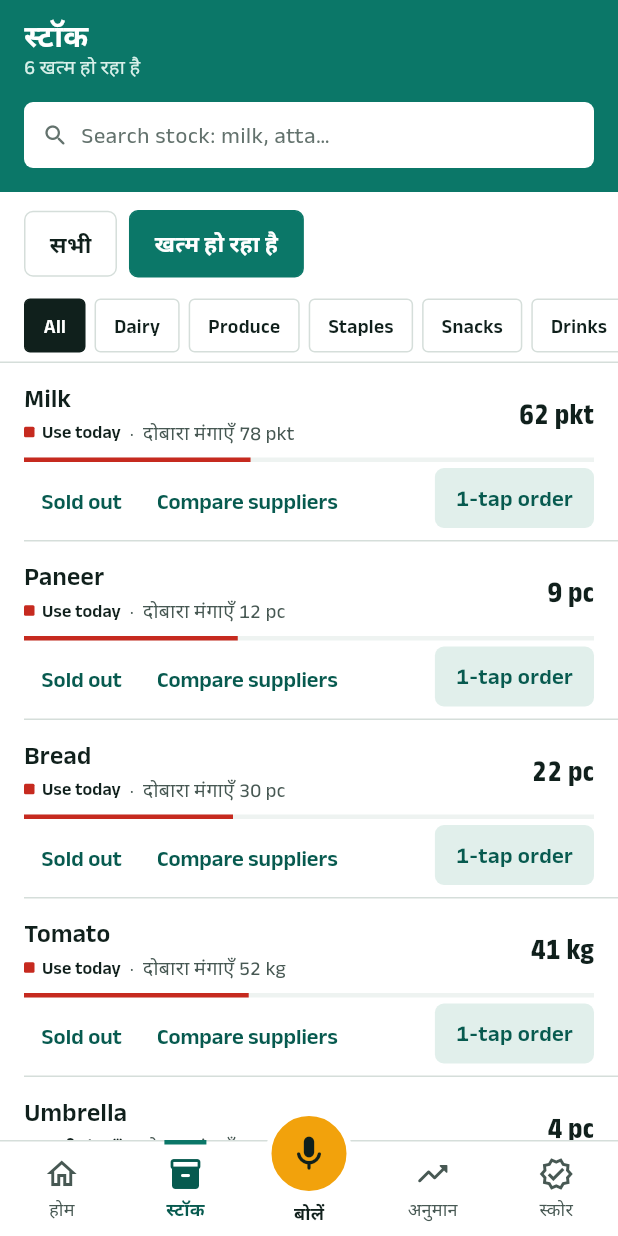
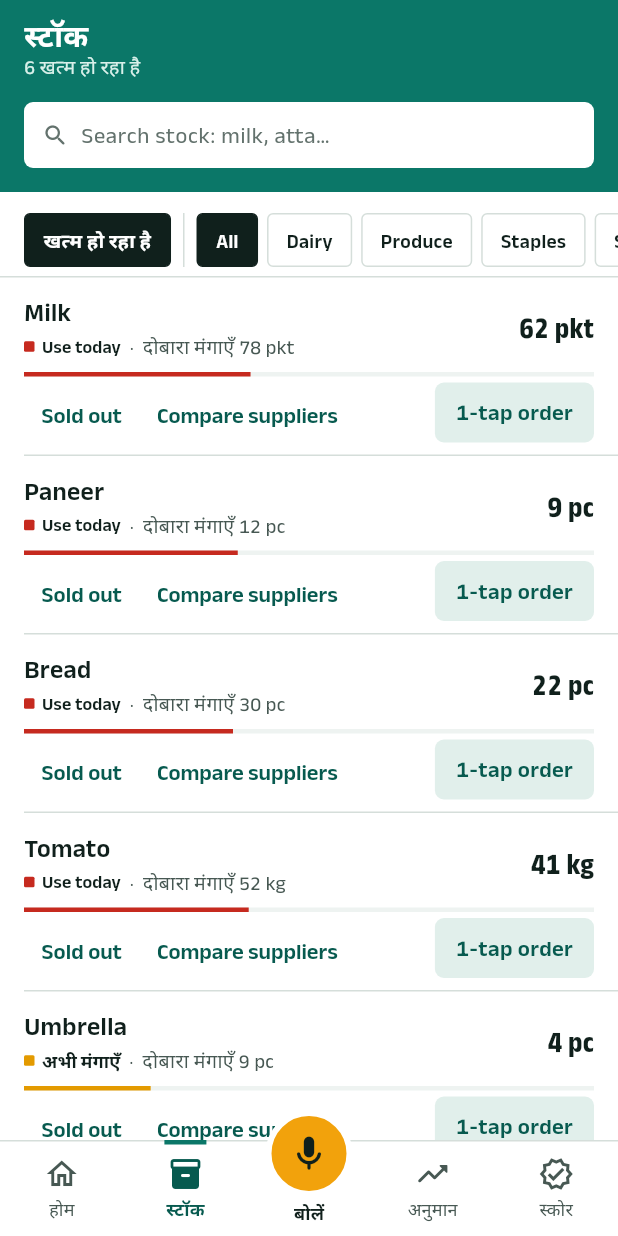
Before and after one commit to AmanDadsena/vendor360, a Flutter app: the InventoryScreen screen opened by its route, after a tap on "खत्म हो रहा है", on a phone screen of 412 x 824 dp. Run offline on Flutter 3.47's test engine with Material 3 defaults, Android fonts, the phone set to English and light mode, and no system bars; our stand-ins replace flutter_riverpod, go_router, shared_preferences; accounts and stored records are empty; network calls fail.

Commit message:
Merge Stock's two selectors into one row of printed tabs
Stock stacked a teal All / Running out toggle on top of a row of black
category tabs, so 'All' appeared twice in two different styles. It is now
one row: 'Running out' first, as a toggle with a marigold square, then a
thin rule, then the categories. One vocabulary, one row less.

```diff
--- a/app/lib/features/inventory/inventory_screen.dart
+++ b/app/lib/features/inventory/inventory_screen.dart
@@ -43,28 +43,12 @@ class InventoryScreen extends ConsumerWidget {
                 : '$count items',
             bottom: const _InventorySearchBar(),
           ),
-          Padding(
-            padding: EdgeInsets.fromLTRB(
-              v360.spacing.gutter,
-              v360.spacing.md,
-              v360.spacing.gutter,
-              v360.spacing.sm,
+          SizedBox(height: v360.spacing.sm),
+          _CategoryFilter(
+            selected: category,
+            lowOnly: lowOnly,
+            runningOutLabel: s.runningOut,
           ),
-            child: Row(
-              children: <Widget>[
-                V360Segmented<bool>(
-                  value: lowOnly,
-                  onChanged: (value) =>
-                      ref.read(lowOnlyProvider.notifier).value = value,
-                  segments: <V360Segment<bool>>[
-                    V360Segment<bool>(value: false, label: s.allItems),
-                    V360Segment<bool>(value: true, label: s.runningOut),
-                  ],
-                ),
-              ],
-            ),
-          ),
-          _CategoryFilter(selected: category),
           const Divider(),
           Expanded(
             child: items.when(
@@ -102,9 +86,13 @@ class InventoryScreen extends ConsumerWidget {
                     action: isSearching
                         ? V360Button.ghost(
                             label: 'Clear search',
-                            onPressed: () => ref
-                                .read(inventorySearchQueryProvider.notifier)
-                                .value = null,
+                            onPressed: () =>
+                                ref
+                                        .read(
+                                          inventorySearchQueryProvider.notifier,
+                                        )
+                                        .value =
+                                    null,
                           )
                         : null,
                   );
@@ -137,12 +125,22 @@ class InventoryScreen extends ConsumerWidget {
   }
 }
 
+/// One row of printed tabs: "Running out" first, as a toggle, then the
+/// categories. One selector rather than a toggle stacked on a second row of
+/// tabs, which showed "All" twice in two different styles.
 class _CategoryFilter extends ConsumerWidget {
-  const _CategoryFilter({required this.selected});
+  const _CategoryFilter({
+    required this.selected,
+    required this.lowOnly,
+    required this.runningOutLabel,
+  });
 
   final String? selected;
+  final bool lowOnly;
+  final String runningOutLabel;
 
-  static const List<({String? key, String label})> _categories = <({String? key, String label})>[
+  static const List<({String? key, String label})> _categories =
+      <({String? key, String label})>[
         (key: null, label: 'All'),
         (key: 'dairy', label: 'Dairy'),
         (key: 'produce', label: 'Produce'),
@@ -168,46 +166,96 @@ class _CategoryFilter extends ConsumerWidget {
           vertical: v360.spacing.xs + 2,
         ),
         scrollDirection: Axis.horizontal,
-        itemCount: _categories.length,
-        separatorBuilder: (_, _) => SizedBox(width: v360.spacing.xs + 2),
+        itemCount: _categories.length + 1,
+        separatorBuilder: (_, index) => index == 0
+            // A rule between the toggle and the categories: it filters on a
+            // different axis, and says so.
+            ? Padding(
+                padding: EdgeInsets.symmetric(horizontal: v360.spacing.sm),
+                child: VerticalDivider(width: 1, color: v360.colors.hairline),
+              )
+            : SizedBox(width: v360.spacing.xs + 2),
         itemBuilder: (context, index) {
-          final category = _categories[index];
+          if (index == 0) {
+            return _Tab(
+              label: runningOutLabel,
+              active: lowOnly,
+              marker: v360.colors.warning,
+              onTap: () {
+                HapticFeedback.selectionClick();
+                ref.read(lowOnlyProvider.notifier).value = !lowOnly;
+              },
+            );
+          }
+          final category = _categories[index - 1];
           final active = category.key == selected;
+
+          return _Tab(
+            label: category.label,
+            active: active,
+            onTap: () {
+              HapticFeedback.selectionClick();
+              ref.read(inventoryFilterProvider.notifier).value = category.key;
+            },
+          );
+        },
+      ),
+    );
+  }
+}
+
+class _Tab extends StatelessWidget {
+  const _Tab({
+    required this.label,
+    required this.active,
+    required this.onTap,
+    this.marker,
+  });
+
+  final String label;
+  final bool active;
+  final VoidCallback onTap;
+
+  /// A status square printed before the label while the tab is off.
+  final Color? marker;
+
+  @override
+  Widget build(BuildContext context) {
+    final v360 = context.v360;
+    final colors = v360.colors;
 
     return Semantics(
       button: true,
       selected: active,
-            label: category.label,
+      label: label,
       excludeSemantics: true,
       child: V360Pressable(
-              onTap: () {
-                HapticFeedback.selectionClick();
-                ref.read(inventoryFilterProvider.notifier).value =
-                    category.key;
-              },
+        onTap: onTap,
         borderRadius: BorderRadius.circular(V360Radius.sm),
         child: Container(
           alignment: Alignment.center,
           padding: EdgeInsets.symmetric(horizontal: v360.spacing.md),
           decoration: BoxDecoration(
-                  color: active ? v360.colors.ink : v360.colors.surface,
+            color: active ? colors.ink : colors.surface,
             borderRadius: BorderRadius.circular(V360Radius.sm),
-                  border: Border.all(
-                    color: active ? v360.colors.ink : v360.colors.hairline,
+            border: Border.all(color: active ? colors.ink : colors.hairline),
+          ),
+          child: Row(
+            mainAxisSize: MainAxisSize.min,
+            children: <Widget>[
+              if (marker != null && !active) ...<Widget>[
+                Container(width: 7, height: 7, color: marker),
+                const SizedBox(width: 6),
+              ],
+              Text(
+                label,
+                style: v360.text.caption
+                    .copyWith(color: active ? colors.canvas : colors.ink)
+                    .weight(FontWeight.w600),
+              ),
+            ],
           ),
         ),
-                child: Text(
-                  category.label,
-                  style: v360.text.caption
-                      .copyWith(
-                        color: active ? v360.colors.canvas : v360.colors.ink,
-                      )
-                      .weight(FontWeight.w600),
-                ),
-              ),
-            ),
-          );
-        },
       ),
     );
   }
@@ -273,8 +321,9 @@ class _ItemRow extends ConsumerWidget {
                               '${item.quantity.unit}',
                               maxLines: 1,
                               overflow: TextOverflow.ellipsis,
-                              style: v360.text.caption
-                                  .copyWith(color: colors.inkMuted),
+                              style: v360.text.caption.copyWith(
+                                color: colors.inkMuted,
+                              ),
                             ),
                           ),
                         ],
@@ -367,7 +416,9 @@ class _ItemRow extends ConsumerWidget {
     if (confirmed != true) return;
 
     try {
-      await ref.read(repositoryProvider).recordMovement(
+      await ref
+          .read(repositoryProvider)
+          .recordMovement(
             itemId: item.id,
             qty: remaining.amount,
             movement: 'sale',
@@ -422,13 +473,7 @@ class _ItemRow extends ConsumerWidget {
         }
         return;
       }
-      cart.add(
-        CartLine(
-          option: topOption,
-          itemId: item.id,
-          packs: plan.packs,
-        ),
-      );
+      cart.add(CartLine(option: topOption, itemId: item.id, packs: plan.packs));
       HapticFeedback.mediumImpact();
       if (context.mounted) {
         ScaffoldMessenger.of(context).showSnackBar(
@@ -478,11 +523,9 @@ class _QuickEditSheetState extends ConsumerState<_QuickEditSheet> {
   Future<void> _save() async {
     HapticFeedback.mediumImpact();
     setState(() => _saving = true);
-    await ref.read(repositoryProvider).recordMovement(
-          itemId: widget.item.id,
-          qty: _qty,
-          movement: _movement,
-        );
+    await ref
+        .read(repositoryProvider)
+        .recordMovement(itemId: widget.item.id, qty: _qty, movement: _movement);
     ref.read(syncProvider.notifier).refresh();
     ref.invalidate(inventoryProvider);
     ref.invalidate(dashboardProvider);
@@ -499,7 +542,9 @@ class _QuickEditSheetState extends ConsumerState<_QuickEditSheet> {
       padding: EdgeInsets.all(v360.spacing.xxl),
       decoration: BoxDecoration(
         color: colors.surface,
-        borderRadius: const BorderRadius.vertical(top: Radius.circular(V360Radius.xl)),
+        borderRadius: const BorderRadius.vertical(
+          top: Radius.circular(V360Radius.xl),
+        ),
       ),
       child: SafeArea(
         top: false,
@@ -593,7 +638,8 @@ class _InventorySearchBar extends ConsumerStatefulWidget {
   const _InventorySearchBar();
 
   @override
-  ConsumerState<_InventorySearchBar> createState() => _InventorySearchBarState();
+  ConsumerState<_InventorySearchBar> createState() =>
+      _InventorySearchBarState();
 }
 
 class _InventorySearchBarState extends ConsumerState<_InventorySearchBar> {
@@ -636,8 +682,9 @@ class _InventorySearchBarState extends ConsumerState<_InventorySearchBar> {
               style: v360.text.body.copyWith(color: v360.colors.ink),
               decoration: InputDecoration(
                 hintText: 'Search stock: milk, atta…',
-                hintStyle:
-                    v360.text.body.copyWith(color: v360.colors.inkSubtle),
+                hintStyle: v360.text.body.copyWith(
+                  color: v360.colors.inkSubtle,
+                ),
                 border: InputBorder.none,
                 enabledBorder: InputBorder.none,
                 focusedBorder: InputBorder.none,
@@ -657,8 +704,11 @@ class _InventorySearchBarState extends ConsumerState<_InventorySearchBar> {
                 _controller.clear();
                 ref.read(inventorySearchQueryProvider.notifier).value = null;
               },
-              child: Icon(Icons.close_rounded,
-                  size: 16, color: v360.colors.inkSubtle),
+              child: Icon(
+                Icons.close_rounded,
+                size: 16,
+                color: v360.colors.inkSubtle,
+              ),
             ),
         ],
       ),
```
Lines whose indentation alone changed are shown as unchanged.
